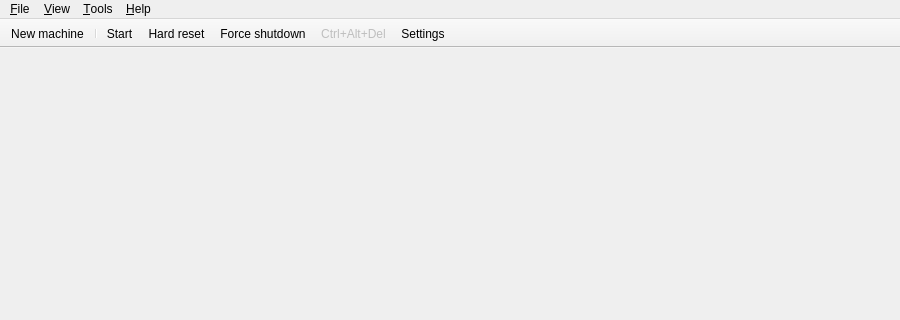
Qt form src/qt/qt_vmmanager_mainwindow.ui (86Box/86Box) before a commit; both pictures show x 0 to 900 and y 0 to 320 of the 900 by 600 pixel window.
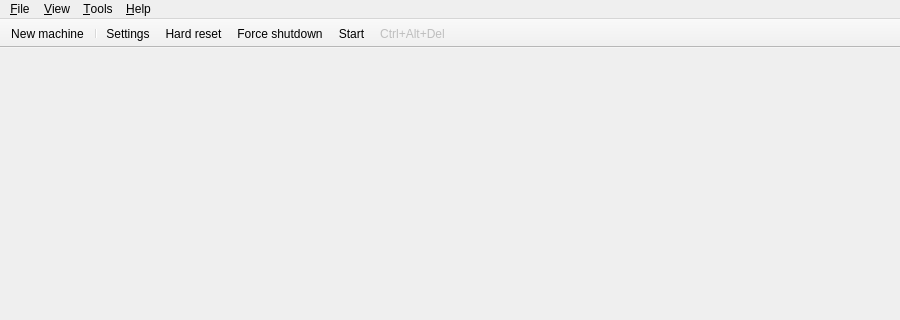
The same form after that commit. Icons and pictures are not drawn.

Commit message: Manager: Reorder the toolbar buttons to match the buttons below.

Diff of the .ui file:
```diff
--- a/src/qt/qt_vmmanager_mainwindow.ui
+++ b/src/qt/qt_vmmanager_mainwindow.ui
@@ -94,11 +94,11 @@
    </attribute>
    <addaction name="actionNew_Machine"/>
    <addaction name="separator"/>
-   <addaction name="actionStartPause"/>
+   <addaction name="actionSettings"/>
    <addaction name="actionHard_Reset"/>
    <addaction name="actionForce_Shutdown"/>
+   <addaction name="actionStartPause"/>
    <addaction name="actionCtrl_Alt_Del"/>
-   <addaction name="actionSettings"/>
   </widget>
   <action name="actionStartPause">
    <property name="icon">
```
